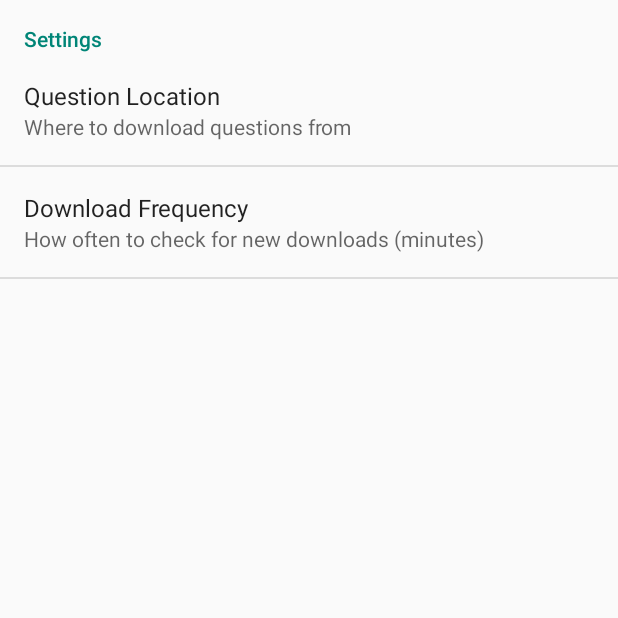
After one commit to thebrilliant/quizdroid, an Android app: the UserPreferencesActivity screen opened directly, with no data from a screen before it, on a phone screen of 412 x 824 dp, the top half of it. The commit adds this screen. Run offline under Robolectric (Android 15) with nearby library versions, the light colour scheme and no system bars.

Commit message:
adding app files

```diff
--- a/app/src/main/AndroidManifest.xml
+++ b/app/src/main/AndroidManifest.xml
@@ -24,6 +24,12 @@
 
         </activity>
 
+        <activity
+            android:name=".UserPreferencesActivity"
+            android:label="@string/app_name" >
+
+        </activity>
+
     </application>
 
     <uses-permission android:name="android.permission.INTERNET" />
--- a/app/src/main/java/edu/washington/vivyanw/quiz/TopicRepository.java
+++ b/app/src/main/java/edu/washington/vivyanw/quiz/TopicRepository.java
@@ -1,4 +1,7 @@
 package edu.washington.vivyanw.quiz;
+
+import android.app.AlarmManager;
+import android.content.Context;
 
 import org.json.JSONException;
 
@@ -17,5 +20,4 @@ public interface TopicRepository {
 
     public void readJsonText(String jSon) throws JSONException;
 
-    //public Topic readTopic() throws IOException;
 }
--- /dev/null
+++ b/app/src/main/java/edu/washington/vivyanw/quiz/UserPreferencesActivity.java
@@ -0,0 +1,23 @@
+package edu.washington.vivyanw.quiz;
+
+import android.os.Bundle;
+import android.preference.PreferenceActivity;
+
+import java.util.prefs.PreferenceChangeEvent;
+
+/**
+ * Created by WoodsFamily on 5/15/15.
+ */
+public class UserPreferencesActivity extends PreferenceActivity {
+    static boolean isSet = false;
+
+    @Override
+    public void onCreate(Bundle savedInstanceState) {
+        super.onCreate(savedInstanceState);
+        addPreferencesFromResource(R.xml.user_prefs);
+
+        //PreferenceChangeEvent prefs = new PreferenceChangeEvent(R.xml.user_prefs, "userQ", );
+        //new PreferenceChangeEvent()
+        isSet = true;
+    }
+}
--- /dev/null
+++ b/app/src/main/res/values/arrays.xml
@@ -0,0 +1,19 @@
+<?xml version="1.0" encoding="utf-8"?>
+<resources xmlns:android="http://schemas.android.com/apk/res/android">
+
+    <string-array name="updateFreq">
+        <item name="1">15</item>
+        <item name="2">30</item>
+        <item name="3">60</item>
+        <item name="4">120</item>
+        <item name="5">240</item>
+    </string-array>
+    <string-array name="updateFreqValues">
+        <item name="1">15</item>
+        <item name="2">30</item>
+        <item name="3">60</item>
+        <item name="4">120</item>
+        <item name="5">240</item>
+    </string-array>
+
+</resources>
--- a/app/src/main/res/values/strings.xml
+++ b/app/src/main/res/values/strings.xml
@@ -1,7 +1,13 @@
 <resources>
     <string name="app_name">Quiz</string>
     <string name="hello_world">Hello world!</string>
+
     <string name="action_settings">Settings</string>
+    <string name="location">Question Location</string>
+    <string name="interval">Download Frequency</string>
+    <string name="location_sum">Where to download questions from</string>
+    <string name="interval_sum">How often to check for new downloads (minutes)</string>
+
     <string name="title_page">Welcome to Wonderland!</string>
     <string name="select">Pick your poison:</string>
 
@@ -11,17 +17,4 @@
     <string name="next">Next</string>
     <string name="end">Finish</string>
 
-    <string name="math">Math</string>
-    <string name="physics">Physics</string>
-    <string name="marvel">Marvel Super Heroes</string>
-    <string name="sponge">Spongebob</string>
-    <string name="zelda">Legend of Zelda</string>
-
-    <string name="math_overview">This is a quiz about math!  It will ask trivia questions about math to test your skills! There are but 2 questions.</string>
-    <string name="physics_overview">This is a quiz about physics!  It will ask trivia questions about physics to test your skills! There are but 2 questions.</string>
-    <string name="marvel_overview">This is a quiz about Marvel super heroes!  It will ask trivia questions about different Marvel super heroes to test your skills! There are but 3 questions.</string>
-    <string name="sponge_overview">This is a quiz about Spongebob!  It will ask trivia questions about different Spongebob to test your skills! There are but 3 questions.</string>
-    <string name="zelda_overview">This is a quiz about The Legend of Zelda!  It will ask trivia questions about different The Legend of Zelda to test your skills! There are but 3 questions.</string>
-
-
 </resources>
--- /dev/null
+++ b/app/src/main/res/xml/user_prefs.xml
@@ -0,0 +1,19 @@
+<?xml version="1.0" encoding="utf-8"?>
+<PreferenceScreen xmlns:android="http://schemas.android.com/apk/res/android">
+
+    <PreferenceCategory
+        android:title="@string/action_settings">
+        <EditTextPreference
+            android:title="@string/location"
+            android:summary="@string/location_sum"
+            android:key="userQ" />
+
+        <ListPreference
+            android:key="checkForUpdates"
+            android:title="@string/interval"
+            android:summary="@string/interval_sum"
+            android:entries="@array/updateFreq"
+            android:entryValues="@array/updateFreqValues" />
+    </PreferenceCategory>
+
+</PreferenceScreen>
```
Also changed, not shown: app/src/main/java/edu/washington/vivyanw/quiz/InMemoryRepository.java (+8 -16 lines), app/src/main/java/edu/washington/vivyanw/quiz/MainActivity.java (+73 -25 lines), app/src/main/java/edu/washington/vivyanw/quiz/QuizActivity.java (+46 -10 lines), app/src/main/java/edu/washington/vivyanw/quiz/QuizApp.java (+8 -4 lines), app/src/main/res/animator/card_flip_left_in.xml (deleted, +0 -21 lines), app/src/main/res/animator/card_flip_left_out.xml (deleted, +0 -15 lines), app/src/main/res/menu/menu_main.xml (+6 -2 lines), app/src/main/res/drawable/wrench.png (added), 1 other file.
